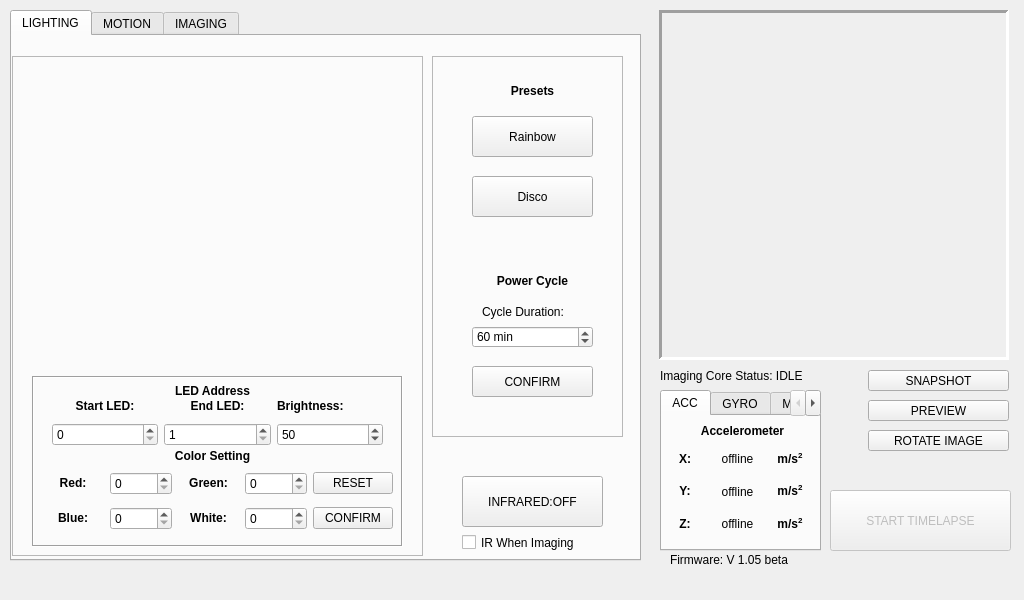
The window that _ui/Clinostat.ui (CoCl-Jerry/SciSpin_Max_Dev) describes before a commit, drawn with Qt 5.
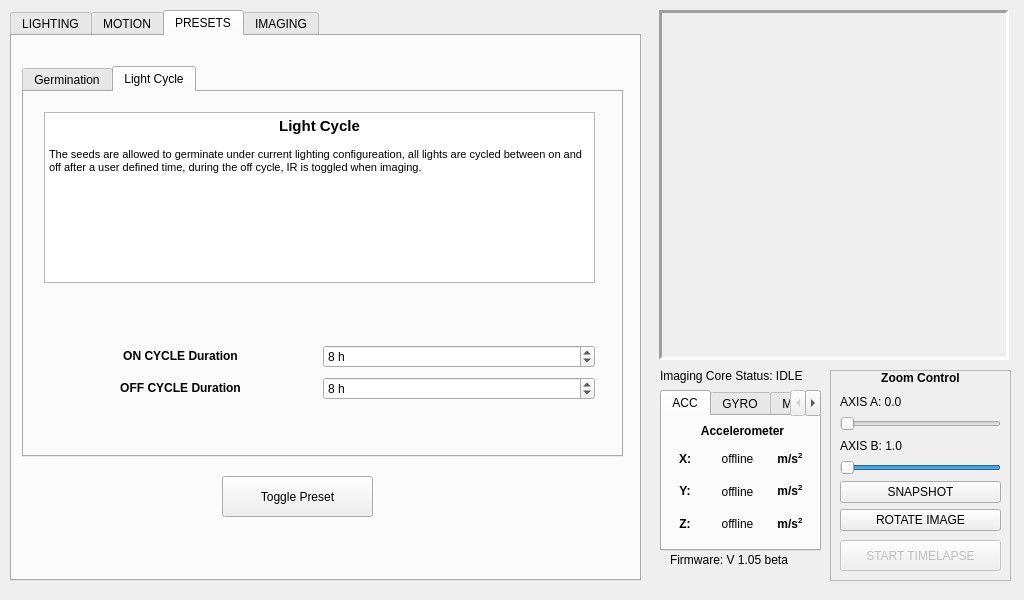
The same window after the commit. The open tabs and pages were chosen to show the change. Icons and pictures are not drawn.

The edit to the form file:
```diff
--- a/_ui/Clinostat.ui
+++ b/_ui/Clinostat.ui
@@ -58,7 +58,7 @@
       <x>10</x>
       <y>10</y>
       <width>631</width>
-      <height>551</height>
+      <height>571</height>
      </rect>
     </property>
     <property name="currentIndex">
@@ -74,7 +74,7 @@
         <x>0</x>
         <y>20</y>
         <width>411</width>
-        <height>500</height>
+        <height>511</height>
        </rect>
       </property>
       <property name="frameShape">
@@ -114,7 +114,7 @@
          <x>20</x>
          <y>320</y>
          <width>371</width>
-         <height>171</height>
+         <height>181</height>
         </rect>
        </property>
        <property name="frameShape">
@@ -146,7 +146,7 @@
          </rect>
         </property>
         <property name="text">
-         <string>&lt;html&gt;&lt;head/&gt;&lt;body&gt;&lt;p align=&quot;center&quot;&gt;&lt;span style=&quot; font-weight:600;&quot;&gt;Color Setting&lt;/span&gt;&lt;/p&gt;&lt;/body&gt;&lt;/html&gt;</string>
+         <string>&lt;html&gt;&lt;head/&gt;&lt;body&gt;&lt;p align=&quot;center&quot;&gt;&lt;span style=&quot; font-weight:600;&quot;&gt;Color Intensity&lt;/span&gt;&lt;/p&gt;&lt;/body&gt;&lt;/html&gt;</string>
         </property>
        </widget>
        <widget class="QWidget" name="horizontalLayoutWidget_4">
@@ -170,8 +170,14 @@
            </item>
            <item>
             <widget class="QSpinBox" name="Start_spinBox">
+             <property name="prefix">
+              <string># </string>
+             </property>
+             <property name="minimum">
+              <number>1</number>
+             </property>
              <property name="maximum">
-              <number>33</number>
+              <number>84</number>
              </property>
             </widget>
            </item>
@@ -188,11 +194,17 @@
            </item>
            <item>
             <widget class="QSpinBox" name="End_spinBox">
+             <property name="prefix">
+              <string># </string>
+             </property>
              <property name="minimum">
-              <number>1</number>
+              <number>2</number>
              </property>
              <property name="maximum">
-              <number>83</number>
+              <number>84</number>
+             </property>
+             <property name="value">
+              <number>84</number>
              </property>
             </widget>
            </item>
@@ -209,11 +221,14 @@
            </item>
            <item>
             <widget class="QSpinBox" name="BRT_spinBox">
+             <property name="suffix">
+              <string> %</string>
+             </property>
              <property name="minimum">
               <number>1</number>
              </property>
              <property name="maximum">
-              <number>255</number>
+              <number>100</number>
              </property>
              <property name="value">
               <number>50</number>
@@ -236,8 +251,11 @@
         <layout class="QGridLayout" name="gridLayout">
          <item row="1" column="1">
           <widget class="QSpinBox" name="B_spinBox">
+           <property name="suffix">
+            <string> %</string>
+           </property>
            <property name="maximum">
-            <number>255</number>
+            <number>100</number>
            </property>
           </widget>
          </item>
@@ -250,22 +268,34 @@
          </item>
          <item row="0" column="1">
           <widget class="QSpinBox" name="R_spinBox">
+           <property name="suffix">
+            <string> %</string>
+           </property>
            <property name="maximum">
-            <number>255</number>
+            <number>100</number>
+           </property>
+           <property name="value">
+            <number>50</number>
            </property>
           </widget>
          </item>
          <item row="1" column="3">
           <widget class="QSpinBox" name="W_spinBox">
+           <property name="suffix">
+            <string> %</string>
+           </property>
            <property name="maximum">
-            <number>255</number>
+            <number>100</number>
            </property>
           </widget>
          </item>
          <item row="0" column="3">
           <widget class="QSpinBox" name="G_spinBox">
+           <property name="suffix">
+            <string> %</string>
+           </property>
            <property name="maximum">
-            <number>255</number>
+            <number>100</number>
            </property>
           </widget>
          </item>
@@ -443,20 +473,20 @@
        </rect>
       </property>
       <property name="text">
-       <string>INFRARED:OFF</string>
+       <string>Toggle Infrared</string>
       </property>
      </widget>
      <widget class="QCheckBox" name="IR_checkBox">
       <property name="geometry">
        <rect>
         <x>450</x>
-        <y>496</y>
-        <width>141</width>
-        <height>21</height>
+        <y>500</y>
+        <width>151</width>
+        <height>17</height>
        </rect>
       </property>
       <property name="text">
-       <string>IR When Imaging</string>
+       <string>Infrared While Imaging</string>
       </property>
      </widget>
     </widget>
@@ -733,6 +763,250 @@
       </property>
      </widget>
     </widget>
+    <widget class="QWidget" name="preset_tab">
+     <attribute name="title">
+      <string>PRESETS</string>
+     </attribute>
+     <widget class="QTabWidget" name="Preset_tabWidget">
+      <property name="enabled">
+       <bool>true</bool>
+      </property>
+      <property name="geometry">
+       <rect>
+        <x>10</x>
+        <y>30</y>
+        <width>601</width>
+        <height>391</height>
+       </rect>
+      </property>
+      <property name="currentIndex">
+       <number>0</number>
+      </property>
+      <widget class="QWidget" name="tab_2">
+       <attribute name="title">
+        <string>Germination</string>
+       </attribute>
+       <widget class="QTextBrowser" name="Germination_textBrowser">
+        <property name="geometry">
+         <rect>
+          <x>20</x>
+          <y>20</y>
+          <width>551</width>
+          <height>171</height>
+         </rect>
+        </property>
+        <property name="html">
+         <string>&lt;!DOCTYPE HTML PUBLIC &quot;-//W3C//DTD HTML 4.0//EN&quot; &quot;http://www.w3.org/TR/REC-html40/strict.dtd&quot;&gt;
+&lt;html&gt;&lt;head&gt;&lt;meta name=&quot;qrichtext&quot; content=&quot;1&quot; /&gt;&lt;style type=&quot;text/css&quot;&gt;
+p, li { white-space: pre-wrap; }
+&lt;/style&gt;&lt;/head&gt;&lt;body style=&quot; font-family:'MS Shell Dlg 2'; font-size:8.25pt; font-weight:400; font-style:normal;&quot;&gt;
+&lt;p align=&quot;center&quot; style=&quot; margin-top:0px; margin-bottom:0px; margin-left:0px; margin-right:0px; -qt-block-indent:0; text-indent:0px;&quot;&gt;&lt;span style=&quot; font-family:'MS Shell Dlg 2'; font-size:11pt; font-weight:600;&quot;&gt;Germination Assay&lt;/span&gt;&lt;/p&gt;
+&lt;p style=&quot;-qt-paragraph-type:empty; margin-top:0px; margin-bottom:0px; margin-left:0px; margin-right:0px; -qt-block-indent:0; text-indent:0px; font-family:'MS Shell Dlg 2';&quot;&gt;&lt;br /&gt;&lt;/p&gt;
+&lt;p style=&quot; margin-top:0px; margin-bottom:0px; margin-left:0px; margin-right:0px; -qt-block-indent:0; text-indent:0px;&quot;&gt;&lt;span style=&quot; font-family:'MS Shell Dlg 2';&quot;&gt;The seeds are allowed to germinate for five days under 80% brightness, solid color growth lights, lighting direction and color can be customized by the user.&lt;/span&gt;&lt;/p&gt;&lt;/body&gt;&lt;/html&gt;</string>
+        </property>
+       </widget>
+       <widget class="QWidget" name="gridLayoutWidget_3">
+        <property name="geometry">
+         <rect>
+          <x>20</x>
+          <y>250</y>
+          <width>551</width>
+          <height>61</height>
+         </rect>
+        </property>
+        <layout class="QGridLayout" name="gridLayout_3">
+         <item row="0" column="1">
+          <widget class="QComboBox" name="germinationColor_comboBox">
+           <item>
+            <property name="text">
+             <string>RED</string>
+            </property>
+           </item>
+           <item>
+            <property name="text">
+             <string>GREEN</string>
+            </property>
+           </item>
+           <item>
+            <property name="text">
+             <string>BLUE</string>
+            </property>
+           </item>
+           <item>
+            <property name="text">
+             <string>PURPLE</string>
+            </property>
+           </item>
+           <item>
+            <property name="text">
+             <string>RGB WHITE</string>
+            </property>
+           </item>
+           <item>
+            <property name="text">
+             <string>WARM WHITE</string>
+            </property>
+           </item>
+          </widget>
+         </item>
+         <item row="0" column="0">
+          <widget class="QLabel" name="germinationColor_label">
+           <property name="text">
+            <string>&lt;html&gt;&lt;head/&gt;&lt;body&gt;&lt;p align=&quot;center&quot;&gt;&lt;span style=&quot; font-weight:600;&quot;&gt;Color&lt;/span&gt;&lt;/p&gt;&lt;/body&gt;&lt;/html&gt;</string>
+           </property>
+          </widget>
+         </item>
+         <item row="1" column="0">
+          <widget class="QLabel" name="germinationDirection_label">
+           <property name="text">
+            <string>&lt;html&gt;&lt;head/&gt;&lt;body&gt;&lt;p align=&quot;center&quot;&gt;&lt;span style=&quot; font-weight:600;&quot;&gt;Direction&lt;/span&gt;&lt;/p&gt;&lt;/body&gt;&lt;/html&gt;</string>
+           </property>
+          </widget>
+         </item>
+         <item row="1" column="1">
+          <widget class="QComboBox" name="germinationDirection_comboBox">
+           <item>
+            <property name="text">
+             <string>FULL</string>
+            </property>
+           </item>
+           <item>
+            <property name="text">
+             <string>TOP</string>
+            </property>
+           </item>
+           <item>
+            <property name="text">
+             <string>BOTTOM</string>
+            </property>
+           </item>
+           <item>
+            <property name="text">
+             <string>LEFT</string>
+            </property>
+           </item>
+           <item>
+            <property name="text">
+             <string>RIGHT</string>
+            </property>
+           </item>
+           <item>
+            <property name="text">
+             <string>TOP THIRD</string>
+            </property>
+           </item>
+           <item>
+            <property name="text">
+             <string>LEFT THIRD</string>
+            </property>
+           </item>
+           <item>
+            <property name="text">
+             <string>RIGHT THIRD</string>
+            </property>
+           </item>
+          </widget>
+         </item>
+        </layout>
+       </widget>
+      </widget>
+      <widget class="QWidget" name="tab_3">
+       <attribute name="title">
+        <string>Light Cycle</string>
+       </attribute>
+       <widget class="QTextBrowser" name="lightCycle_textBrowser">
+        <property name="geometry">
+         <rect>
+          <x>20</x>
+          <y>20</y>
+          <width>551</width>
+          <height>171</height>
+         </rect>
+        </property>
+        <property name="html">
+         <string>&lt;!DOCTYPE HTML PUBLIC &quot;-//W3C//DTD HTML 4.0//EN&quot; &quot;http://www.w3.org/TR/REC-html40/strict.dtd&quot;&gt;
+&lt;html&gt;&lt;head&gt;&lt;meta name=&quot;qrichtext&quot; content=&quot;1&quot; /&gt;&lt;style type=&quot;text/css&quot;&gt;
+p, li { white-space: pre-wrap; }
+&lt;/style&gt;&lt;/head&gt;&lt;body style=&quot; font-family:'MS Shell Dlg 2'; font-size:8.25pt; font-weight:400; font-style:normal;&quot;&gt;
+&lt;p align=&quot;center&quot; style=&quot; margin-top:0px; margin-bottom:0px; margin-left:0px; margin-right:0px; -qt-block-indent:0; text-indent:0px;&quot;&gt;&lt;span style=&quot; font-family:'MS Shell Dlg 2'; font-size:11pt; font-weight:600;&quot;&gt;Light Cycle&lt;/span&gt;&lt;/p&gt;
+&lt;p style=&quot;-qt-paragraph-type:empty; margin-top:0px; margin-bottom:0px; margin-left:0px; margin-right:0px; -qt-block-indent:0; text-indent:0px; font-family:'MS Shell Dlg 2';&quot;&gt;&lt;br /&gt;&lt;/p&gt;
+&lt;p style=&quot; margin-top:0px; margin-bottom:0px; margin-left:0px; margin-right:0px; -qt-block-indent:0; text-indent:0px;&quot;&gt;&lt;span style=&quot; font-family:'MS Shell Dlg 2';&quot;&gt;The seeds are allowed to germinate under current lighting configureation, all lights are cycled between on and off after a user defined time, during the off cycle, IR is toggled when imaging.&lt;/span&gt;&lt;/p&gt;&lt;/body&gt;&lt;/html&gt;</string>
+        </property>
+       </widget>
+       <widget class="QWidget" name="gridLayoutWidget_4">
+        <property name="geometry">
+         <rect>
+          <x>20</x>
+          <y>250</y>
+          <width>551</width>
+          <height>61</height>
+         </rect>
+        </property>
+        <layout class="QGridLayout" name="gridLayout_4">
+         <item row="0" column="0">
+          <widget class="QLabel" name="onCycle_label">
+           <property name="text">
+            <string>&lt;html&gt;&lt;head/&gt;&lt;body&gt;&lt;p align=&quot;center&quot;&gt;&lt;span style=&quot; font-weight:600;&quot;&gt;ON CYCLE Duration&lt;/span&gt;&lt;/p&gt;&lt;/body&gt;&lt;/html&gt;</string>
+           </property>
+          </widget>
+         </item>
+         <item row="1" column="0">
+          <widget class="QLabel" name="offCycle_label">
+           <property name="text">
+            <string>&lt;html&gt;&lt;head/&gt;&lt;body&gt;&lt;p align=&quot;center&quot;&gt;&lt;span style=&quot; font-weight:600;&quot;&gt;OFF CYCLE Duration&lt;/span&gt;&lt;/p&gt;&lt;/body&gt;&lt;/html&gt;</string>
+           </property>
+          </widget>
+         </item>
+         <item row="0" column="1">
+          <widget class="QSpinBox" name="onCycle_spinBox">
+           <property name="suffix">
+            <string> h</string>
+           </property>
+           <property name="minimum">
+            <number>1</number>
+           </property>
+           <property name="maximum">
+            <number>999</number>
+           </property>
+           <property name="value">
+            <number>8</number>
+           </property>
+          </widget>
+         </item>
+         <item row="1" column="1">
+          <widget class="QSpinBox" name="offCycle_spinBox">
+           <property name="suffix">
+            <string> h</string>
+           </property>
+           <property name="minimum">
+            <number>1</number>
+           </property>
+           <property name="maximum">
+            <number>999</number>
+           </property>
+           <property name="value">
+            <number>8</number>
+           </property>
+          </widget>
+         </item>
+        </layout>
+       </widget>
+      </widget>
+     </widget>
+     <widget class="QPushButton" name="Preset_pushButton">
+      <property name="geometry">
+       <rect>
+        <x>210</x>
+        <y>440</y>
+        <width>151</width>
+        <height>41</height>
+       </rect>
+      </property>
+      <property name="text">
+       <string>Toggle Preset</string>
+      </property>
+     </widget>
+    </widget>
     <widget class="QWidget" name="Imaging_tab">
      <attribute name="title">
       <string>IMAGING</string>
@@ -1082,54 +1356,6 @@
      </widget>
     </widget>
    </widget>
-   <widget class="QPushButton" name="startImaging_pushButton">
-    <property name="enabled">
-     <bool>false</bool>
-    </property>
-    <property name="geometry">
-     <rect>
-      <x>830</x>
-      <y>490</y>
-      <width>181</width>
-      <height>61</height>
-     </rect>
-    </property>
-    <property name="text">
-     <string>START TIMELAPSE</string>
-    </property>
-   </widget>
-   <widget class="QPushButton" name="snapshot_pushButton">
-    <property name="enabled">
-     <bool>true</bool>
-    </property>
-    <property name="geometry">
-     <rect>
-      <x>868</x>
-      <y>370</y>
-      <width>141</width>
-      <height>21</height>
-     </rect>
-    </property>
-    <property name="text">
-     <string>SNAPSHOT</string>
-    </property>
-   </widget>
-   <widget class="QPushButton" name="preview_pushButton">
-    <property name="enabled">
-     <bool>true</bool>
-    </property>
-    <property name="geometry">
-     <rect>
-      <x>868</x>
-      <y>400</y>
-      <width>141</width>
-      <height>21</height>
-     </rect>
-    </property>
-    <property name="text">
-     <string>PREVIEW</string>
-    </property>
-   </widget>
    <widget class="QLabel" name="version_label">
     <property name="geometry">
      <rect>
@@ -1552,22 +1778,6 @@
      </widget>
     </widget>
    </widget>
-   <widget class="QPushButton" name="rotate_pushButton">
-    <property name="enabled">
-     <bool>true</bool>
-    </property>
-    <property name="geometry">
-     <rect>
-      <x>868</x>
-      <y>430</y>
-      <width>141</width>
-      <height>21</height>
-     </rect>
-    </property>
-    <property name="text">
-     <string>ROTATE IMAGE</string>
-    </property>
-   </widget>
    <widget class="QLabel" name="core_status_label">
     <property name="geometry">
      <rect>
@@ -1581,6 +1791,129 @@
      <string>Imaging Core Status: IDLE</string>
     </property>
    </widget>
+   <widget class="QFrame" name="Capture_frame">
+    <property name="geometry">
+     <rect>
+      <x>830</x>
+      <y>370</y>
+      <width>181</width>
+      <height>211</height>
+     </rect>
+    </property>
+    <property name="frameShape">
+     <enum>QFrame::StyledPanel</enum>
+    </property>
+    <property name="frameShadow">
+     <enum>QFrame::Raised</enum>
+    </property>
+    <widget class="QWidget" name="verticalLayoutWidget_4">
+     <property name="geometry">
+      <rect>
+       <x>10</x>
+       <y>0</y>
+       <width>161</width>
+       <height>161</height>
+      </rect>
+     </property>
+     <layout class="QVBoxLayout" name="verticalLayout_17">
+      <item>
+       <widget class="QLabel" name="zoomControl_label">
+        <property name="text">
+         <string>&lt;html&gt;&lt;head/&gt;&lt;body&gt;&lt;p align=&quot;center&quot;&gt;&lt;span style=&quot; font-weight:600;&quot;&gt;Zoom Control&lt;/span&gt;&lt;/p&gt;&lt;/body&gt;&lt;/html&gt;</string>
+        </property>
+       </widget>
+      </item>
+      <item>
+       <widget class="QLabel" name="xAxis_label">
+        <property name="text">
+         <string>AXIS A: 0.0</string>
+        </property>
+       </widget>
+      </item>
+      <item>
+       <widget class="QSlider" name="xAxis_horizontalSlider">
+        <property name="maximum">
+         <number>100</number>
+        </property>
+        <property name="orientation">
+         <enum>Qt::Horizontal</enum>
+        </property>
+        <property name="tickPosition">
+         <enum>QSlider::NoTicks</enum>
+        </property>
+       </widget>
+      </item>
+      <item>
+       <widget class="QLabel" name="yAxis_label">
+        <property name="text">
+         <string>AXIS B: 1.0</string>
+        </property>
+       </widget>
+      </item>
+      <item>
+       <widget class="QSlider" name="yAxis_horizontalSlider">
+        <property name="minimum">
+         <number>1</number>
+        </property>
+        <property name="maximum">
+         <number>100</number>
+        </property>
+        <property name="value">
+         <number>100</number>
+        </property>
+        <property name="orientation">
+         <enum>Qt::Horizontal</enum>
+        </property>
+        <property name="invertedAppearance">
+         <bool>true</bool>
+        </property>
+        <property name="invertedControls">
+         <bool>false</bool>
+        </property>
+        <property name="tickPosition">
+         <enum>QSlider::NoTicks</enum>
+        </property>
+       </widget>
+      </item>
+      <item>
+       <widget class="QPushButton" name="snapshot_pushButton">
+        <property name="enabled">
+         <bool>true</bool>
+        </property>
+        <property name="text">
+         <string>SNAPSHOT</string>
+        </property>
+       </widget>
+      </item>
+      <item>
+       <widget class="QPushButton" name="rotate_pushButton">
+        <property name="enabled">
+         <bool>true</bool>
+        </property>
+        <property name="text">
+         <string>ROTATE IMAGE</string>
+        </property>
+       </widget>
+      </item>
+     </layout>
+    </widget>
+    <widget class="QPushButton" name="startImaging_pushButton">
+     <property name="enabled">
+      <bool>false</bool>
+     </property>
+     <property name="geometry">
+      <rect>
+       <x>10</x>
+       <y>170</y>
+       <width>161</width>
+       <height>31</height>
+      </rect>
+     </property>
+     <property name="text">
+      <string>START TIMELAPSE</string>
+     </property>
+    </widget>
+   </widget>
   </widget>
   <action name="actionOpen_Directory">
    <property name="enabled">
```
Left out of the diff: 4 changed lines with no effect on the pictures.
